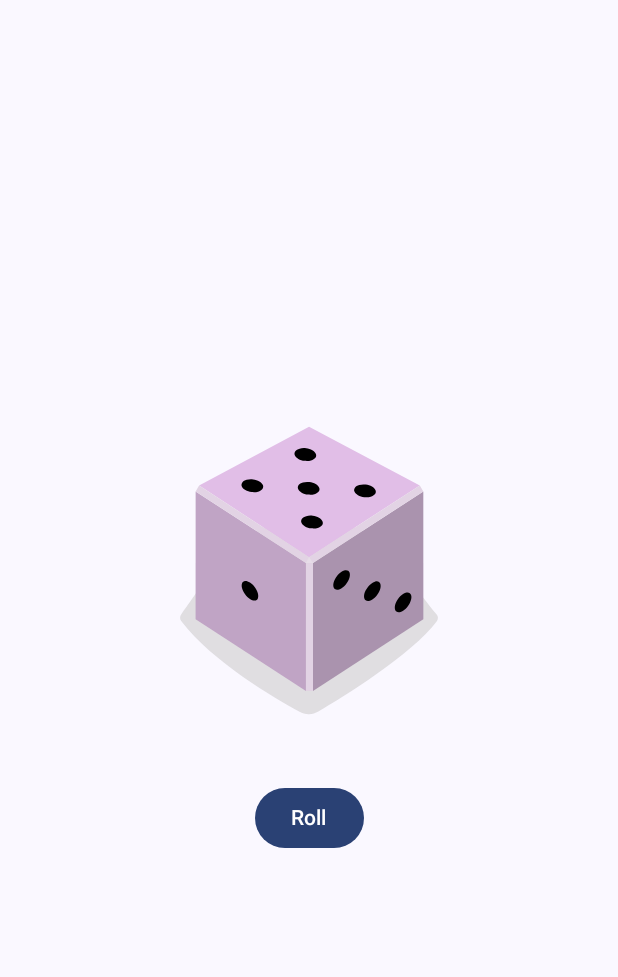
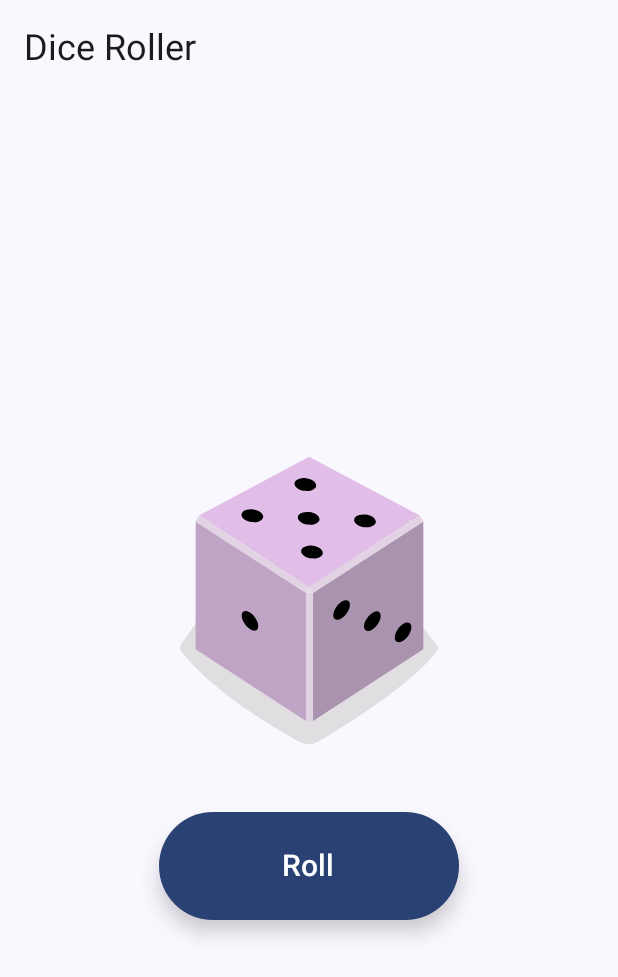
Before and after one commit to juliannGabrielDev/DiceRoller, an Android app built with Jetpack Compose: the screen it shows after launch (MainActivity), after a tap on "Roll", on a phone screen of 412 x 824 dp. Shown: the top 977 px of the screen. Run offline under Robolectric (Android 15) with nearby library versions, the phone set to English and light mode, and no system bars.

Commit message:
Refactor MainActivity to include a TopAppBar and enhance button functionality; add VCS configuration and a new image asset

```diff
--- a/app/src/main/java/com/example/diceroller/MainActivity.kt
+++ b/app/src/main/java/com/example/diceroller/MainActivity.kt
@@ -10,10 +10,14 @@ import androidx.compose.foundation.layout.Spacer
 import androidx.compose.foundation.layout.fillMaxSize
 import androidx.compose.foundation.layout.height
 import androidx.compose.foundation.layout.padding
+import androidx.compose.foundation.layout.size
 import androidx.compose.foundation.layout.wrapContentSize
 import androidx.compose.material3.Button
+import androidx.compose.material3.ButtonDefaults
+import androidx.compose.material3.ExperimentalMaterial3Api
 import androidx.compose.material3.Scaffold
 import androidx.compose.material3.Text
+import androidx.compose.material3.TopAppBar
 import androidx.compose.runtime.Composable
 import androidx.compose.runtime.getValue
 import androidx.compose.runtime.mutableIntStateOf
@@ -21,19 +25,34 @@ import androidx.compose.runtime.remember
 import androidx.compose.runtime.setValue
 import androidx.compose.ui.Alignment
 import androidx.compose.ui.Modifier
+import androidx.compose.ui.hapticfeedback.HapticFeedbackType
+import androidx.compose.ui.platform.LocalHapticFeedback
 import androidx.compose.ui.res.painterResource
 import androidx.compose.ui.res.stringResource
 import androidx.compose.ui.tooling.preview.Preview
 import androidx.compose.ui.unit.dp
+import androidx.compose.ui.unit.sp
 import com.example.diceroller.ui.theme.DiceRollerTheme
 
 class MainActivity : ComponentActivity() {
+    @OptIn(ExperimentalMaterial3Api::class)
     override fun onCreate(savedInstanceState: Bundle?) {
         super.onCreate(savedInstanceState)
         enableEdgeToEdge()
         setContent {
             DiceRollerTheme {
-                Scaffold(modifier = Modifier.fillMaxSize()) { innerPadding ->
+                Scaffold(
+                    topBar = {
+                        TopAppBar(
+                            title = {
+                                Text(
+                                    text = stringResource(R.string.app_name),
+                                    fontSize = 24.sp
+                                )
+                            }
+                        )
+                    }, modifier = Modifier.fillMaxSize()
+                ) { innerPadding ->
                     DiceWithButtonAndImage(
                         modifier = Modifier
                             .padding(innerPadding)
@@ -59,16 +78,24 @@ fun DiceWithButtonAndImage(modifier: Modifier = Modifier) {
         else -> R.drawable.dice_6
     }
 
+    val haptic = LocalHapticFeedback.current
+
     Column(
         modifier = modifier, horizontalAlignment = Alignment.CenterHorizontally
     ) {
         Image(
-            painter = painterResource(imageResource),
-            contentDescription = result.toString()
+            painter = painterResource(imageResource), contentDescription = result.toString()
         )
         Spacer(modifier = Modifier.height(16.dp))
-        Button(onClick = { result = (1..6).random() }) {
-            Text(stringResource(R.string.roll))
+        Button(
+            onClick = {
+                haptic.performHapticFeedback(HapticFeedbackType.LongPress)
+                result = (1..6).random()
+            }, elevation = ButtonDefaults.buttonElevation(
+                defaultElevation = 8.dp, pressedElevation = 16.dp, disabledElevation = 0.dp
+            ), modifier = Modifier.size(width = 200.dp, height = 72.dp)
+        ) {
+            Text(stringResource(R.string.roll), fontSize = 20.sp)
         }
     }
 }
```
Also changed, not shown: 1 other file.
